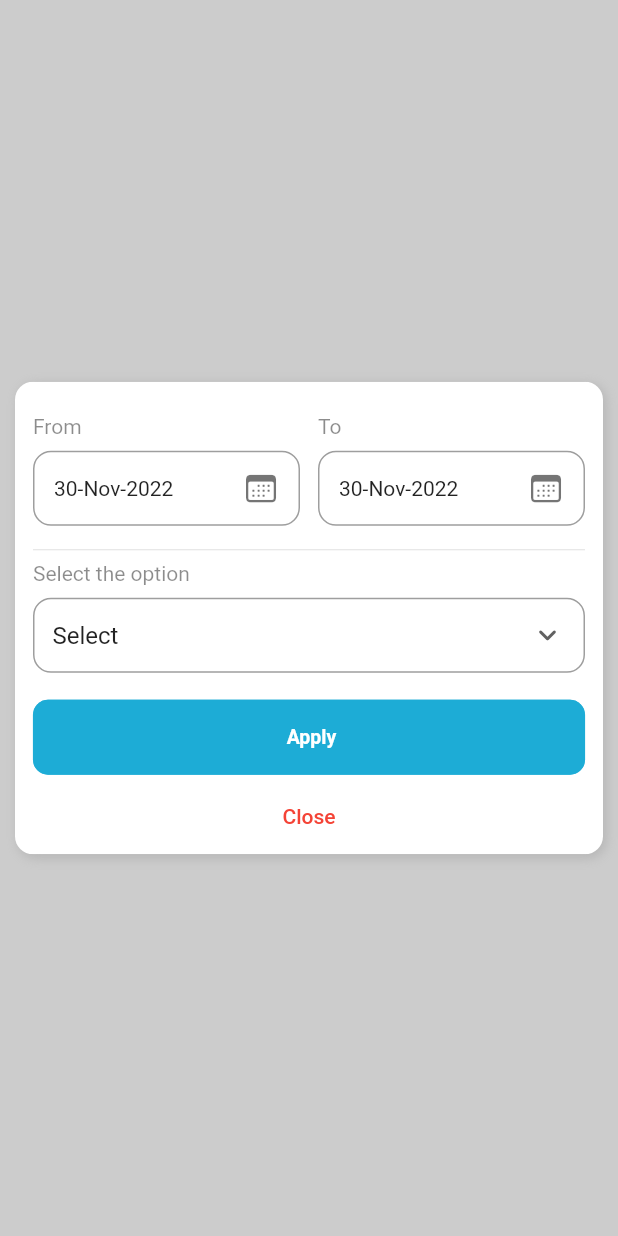
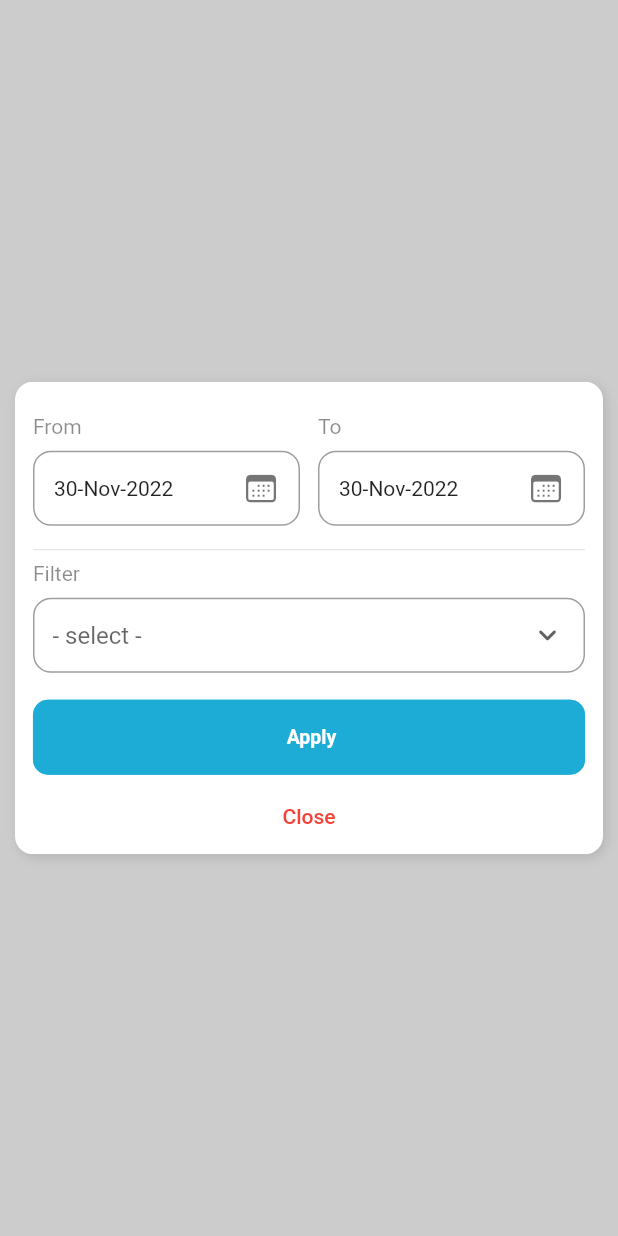
Before and after one commit to anjanamurugan41/salesmanagerappfrontend, a Flutter app: the ReportFilterScreen screen opened directly, on a phone screen of 412 x 824 dp. Run offline on Flutter 3.47's test engine with Material 2 defaults, Android fonts, the phone set to English and light mode, and no system bars; our stand-ins replace cached_network_image, dio, flutter_calendar_carousel, fluttertoast, get, get_it and 5 more; missing offline and left inert: flutter_share, mime_type, syncfusion_flutter_pdfviewer; accounts and stored records are empty.

Commit message:
updates 1:00 pm 30/11/2022

```diff
--- a/lib/Screens/drawer/ReportFilterScreen.dart
+++ b/lib/Screens/drawer/ReportFilterScreen.dart
@@ -24,7 +24,7 @@ class ReportFilterScreen extends StatefulWidget {
 class _ReportFilterScreenState extends State<ReportFilterScreen> {
   DateTime _dateTimeFrom = DateTime.now();
   DateTime _dateTimeTo = DateTime.now();
-  String _status = 'Select';
+  String _status;
   SalesPersonInfo salesPersonReceived;
 
   @override
@@ -164,7 +164,7 @@ class _ReportFilterScreenState extends State<ReportFilterScreen> {
                             : false,
                       ),
                       Text(
-                        'Select the option',
+                        'Filter',
                         style: TextStyle(
                             fontWeight: FontWeight.w400, color: Colors.black45),
                       ),
@@ -173,16 +173,16 @@ class _ReportFilterScreenState extends State<ReportFilterScreen> {
                         padding: EdgeInsets.symmetric(horizontal: 12),
                         decoration: BoxDecoration(
                           borderRadius:
-                              const BorderRadius.all(Radius.circular(12)),
+                          const BorderRadius.all(Radius.circular(12)),
                           border: Border.all(color: Colors.grey),
                         ),
                         child: DropdownButton<String>(
-                          hint: Text("Service Type"),
                           isExpanded: true,
                           underline: SizedBox(),
                           icon: Icon(Icons.keyboard_arrow_down_rounded),
+                          hint: Text('- select -'),
                           value: _status,
-                          items: <String>['Select','Completed', 'Pending', 'Rejected','Rescheduled']
+                          items: <String>['Completed', 'Pending', 'Rejected',"Rescheduled"]
                               .map((String value) {
                             return DropdownMenuItem<String>(
                               value: value,
--- a/lib/Screens/task_details_screen.dart
+++ b/lib/Screens/task_details_screen.dart
@@ -513,7 +513,7 @@ class _TaskDetailsScreenState extends State<TaskDetailsScreen> {
           value: 1,
           child: Text("Edit Task",
               style: TextStyle(
-                  color: taskDetailResponse.taskDetails.status == 0 ||
+                  color: taskDetailResponse.taskDetails.status == 0 ||  taskDetailResponse.taskDetails.status == 2||
                           !checkIsOwner(taskDetailResponse)
                       ? Colors.black26
                       : Color(colorCodeBlack),
@@ -524,7 +524,7 @@ class _TaskDetailsScreenState extends State<TaskDetailsScreen> {
           value: 2,
           child: Text("Re-Schedule",
               style: TextStyle(
-                  color: taskDetailResponse.taskDetails.status == 0 ||
+                  color: taskDetailResponse.taskDetails.status == 0 ||  taskDetailResponse.taskDetails.status == 2||
                       !checkIsOwner(taskDetailResponse)
                       ? Colors.black26
                       : Color(colorCodeBlack),
@@ -546,7 +546,7 @@ class _TaskDetailsScreenState extends State<TaskDetailsScreen> {
           value: 4,
           child: Text("Change Status",
               style: TextStyle(
-                  color: taskDetailResponse.taskDetails.status == 0
+                  color: taskDetailResponse.taskDetails.status == 0 ||  taskDetailResponse.taskDetails.status == 2
                       ? Colors.black26
                       : Color(colorCodeBlack),
                   fontSize: 14,
--- a/lib/Screens/update_task_status_screen.dart
+++ b/lib/Screens/update_task_status_screen.dart
@@ -99,7 +99,7 @@ class _UpdateTaskStatusScreenState extends State<UpdateTaskStatusScreen> {
                         icon: Icon(Icons.keyboard_arrow_down_rounded),
                         hint: Text('- select -'),
                         value: _status,
-                        items: <String>['Completed', 'Pending', 'Rejected',"rescheduled"]
+                        items: <String>['Completed', 'Pending', 'Rejected',"Rescheduled"]
                             .map((String value) {
                           return DropdownMenuItem<String>(
                             value: value,
```
